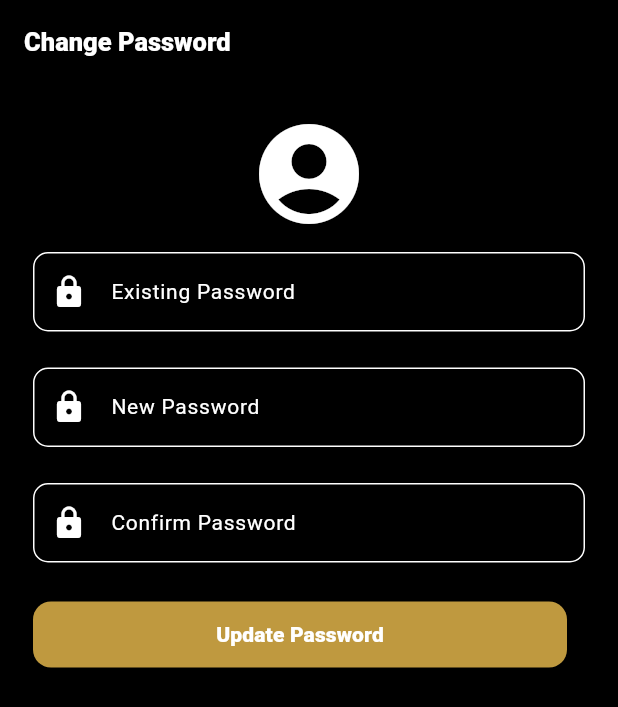
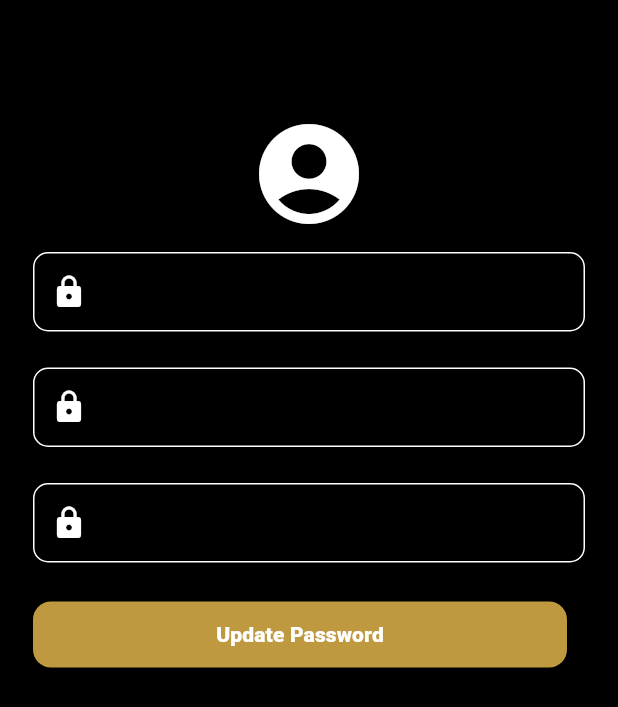
Before and after one commit to krishna9917/Me, a Flutter app: the ChangePassword screen opened directly, on a phone screen of 412 x 824 dp. Shown: the top 707 px of the screen. Run offline on Flutter 3.47's test engine with Material 3 defaults, Android fonts, the phone set to English and light mode, and no system bars; our stand-ins replace device_info_plus, firebase_core, firebase_messaging, flutter_local_notifications, flutter_riverpod, flutter_spinkit and 6 more; missing offline and left inert: dart:ffi, pretty_http_logger; accounts and stored records are empty; Roboto replaces fonts that are missing (Ubuntu).

Commit message:
Commit by krishna from office

```diff
--- a/lib/Resources/Styles.dart
+++ b/lib/Resources/Styles.dart
@@ -2,13 +2,32 @@ import 'package:flutter/material.dart';
 import 'package:google_fonts/google_fonts.dart';
 
 class Styles {
-  static TextStyle normalText(
-      {double fontSize = 14, Color color = Colors.black, bool isBold = false}) {
+  static TextStyle normalText({
+    required BuildContext context,
+    double fontSize = 14,
+    Color? color,
+    bool isBold = false,
+  }) {
+    // Retrieve the current theme from the context
+    final isDarkTheme = Theme.of(context).brightness == Brightness.dark;
+    final isGoldenTheme = Theme.of(context).primaryColor == Colors.amber;
+
+    // Set the default color based on the theme
+    Color defaultColor;
+    if (isGoldenTheme) {
+      defaultColor = Colors.amber;
+    } else if (isDarkTheme) {
+      defaultColor = Colors.white;
+    } else {
+      defaultColor = Colors.black;
+    }
 
     return GoogleFonts.ubuntu(
-        textStyle: TextStyle(
-            fontSize: fontSize,
-            color: color,
-            fontWeight: isBold ? FontWeight.w800 : FontWeight.normal));
+      textStyle: TextStyle(
+        fontSize: fontSize,
+        color: color ?? defaultColor,
+        fontWeight: isBold ? FontWeight.w800 : FontWeight.normal,
+      ),
+    );
   }
 }
--- a/lib/Screen/ChangePassword.dart
+++ b/lib/Screen/ChangePassword.dart
@@ -9,7 +9,7 @@ import '../Resources/Styles.dart';
 import '../Utils/Colors.dart';
 
 class ChangePassword extends StatefulWidget {
-  bool isComingFromAccount = false;
+  final bool isComingFromAccount;
 
   // Constructor
   ChangePassword({Key? key, required this.isComingFromAccount})
@@ -55,9 +55,14 @@ class _ChangePasswordState extends State<ChangePassword> {
       backgroundColor: Colors.black,
       appBar: AppBar(
         backgroundColor: Colors.black,
-          title: Text(Strings.changePassword,
+        title: Text(
+          Strings.changePassword,
           style: Styles.normalText(
-                  color: Colors.white, fontSize: 17, isBold: true)),
+            context: context,
+            fontSize: 17,
+            isBold: true,
+          ),
+        ),
       ),
       body: SingleChildScrollView(
         child: Form(
@@ -71,16 +76,19 @@ class _ChangePasswordState extends State<ChangePassword> {
                   children: [
                     10.height,
                     const Center(
-                          child: Icon(Icons.account_circle,
-                              size: 80, color: Colors.white)),
+                      child: Icon(
+                        Icons.account_circle,
+                        size: 80,
+                        color: Colors.white,
+                      ),
+                    ),
                     Padding(
                       padding: const EdgeInsets.all(12.0),
                       child: TextFormField(
                         decoration: InputDecoration(
                           hintText: Strings.existingPassword,
-                            hintStyle: Styles.normalText(color: Colors.white),
-                            prefixIcon:
-                                const Icon(Icons.lock, color: Colors.white),
+                          hintStyle: Styles.normalText(context: context),
+                          prefixIcon: const Icon(Icons.lock, color: Colors.white),
                           border: OutlineInputBorder(
                             borderRadius: BorderRadius.circular(10.0),
                           ),
@@ -95,7 +103,7 @@ class _ChangePasswordState extends State<ChangePassword> {
                                 color: Colors.white, width: 1.0),
                           ),
                         ),
-                          style: Styles.normalText(color: Colors.white),
+                        style: Styles.normalText(context: context),
                         validator: (value) {
                           if (value == null || value.trim().isEmpty) {
                             return Strings.existingPasswordRequired;
@@ -112,9 +120,8 @@ class _ChangePasswordState extends State<ChangePassword> {
                       child: TextFormField(
                         decoration: InputDecoration(
                           hintText: Strings.newPassword,
-                            hintStyle: Styles.normalText(color: Colors.white),
-                            prefixIcon:
-                                const Icon(Icons.lock, color: Colors.white),
+                          hintStyle: Styles.normalText(context: context),
+                          prefixIcon: const Icon(Icons.lock, color: Colors.white),
                           border: OutlineInputBorder(
                             borderRadius: BorderRadius.circular(10.0),
                           ),
@@ -129,7 +136,7 @@ class _ChangePasswordState extends State<ChangePassword> {
                                 color: Colors.white, width: 1.0),
                           ),
                         ),
-                          style: Styles.normalText(color: Colors.white),
+                        style: Styles.normalText(context: context),
                         validator: (value) {
                           if (value == null || value.trim().isEmpty) {
                             return Strings.newPasswordRequired;
@@ -139,7 +146,7 @@ class _ChangePasswordState extends State<ChangePassword> {
                           }
                           return null;
                         },
-                          onChanged: (value) => opw = value,
+                        onChanged: (value) => npw = value,
                       ),
                     ),
                     Padding(
@@ -147,9 +154,8 @@ class _ChangePasswordState extends State<ChangePassword> {
                       child: TextFormField(
                         decoration: InputDecoration(
                           hintText: Strings.confirmPassword,
-                            hintStyle: Styles.normalText(color: Colors.white),
-                            prefixIcon:
-                                const Icon(Icons.lock, color: Colors.white),
+                          hintStyle: Styles.normalText(context: context),
+                          prefixIcon: const Icon(Icons.lock, color: Colors.white),
                           border: OutlineInputBorder(
                             borderRadius: BorderRadius.circular(10.0),
                           ),
@@ -164,7 +170,7 @@ class _ChangePasswordState extends State<ChangePassword> {
                                 color: Colors.white, width: 1.0),
                           ),
                         ),
-                          style: Styles.normalText(color: Colors.white),
+                        style: Styles.normalText(context: context),
                         validator: (value) {
                           if (value == null || value.trim().isEmpty) {
                             return Strings.confirmPasswordRequired;
@@ -199,12 +205,15 @@ class _ChangePasswordState extends State<ChangePassword> {
                           ),
                           child: isLoading
                               ? const CircularProgressIndicator(
-                                    valueColor: AlwaysStoppedAnimation<Color>(
-                                        Colors.white))
+                              valueColor:
+                              AlwaysStoppedAnimation<Color>(Colors.white))
                               : Text(
                             Strings.updatePassword,
                             style: Styles.normalText(
-                                        isBold: true, color: Colors.white),
+                              context: context,
+                              isBold: true,
+                              color: Colors.white,
+                            ),
                           ),
                         ),
                       ),
@@ -215,6 +224,7 @@ class _ChangePasswordState extends State<ChangePassword> {
             ],
           ),
         ),
-        ));
+      ),
+    );
   }
 }
--- a/lib/Screen/SearchScreen.dart
+++ b/lib/Screen/SearchScreen.dart
@@ -60,10 +60,10 @@ class _SearchscreenState extends ConsumerState<Searchscreen> {
         title: TextField(
           controller: _searchController,
           onChanged: searchStock,
-          style: Styles.normalText(color: Colors.white),
+          style: Styles.normalText(context: context,color: Colors.white),
           decoration: InputDecoration(
             hintText: Strings.search,
-            hintStyle: Styles.normalText(color: Colors.white),
+            hintStyle: Styles.normalText(context: context,color: Colors.white),
             border: InputBorder.none,
           ),
         ),
@@ -88,7 +88,7 @@ class _SearchscreenState extends ConsumerState<Searchscreen> {
           : Center(
               child: Text(
                 Strings.dataNotAvailable,
-                style: Styles.normalText(),
+                style: Styles.normalText(context: context,),
               ),
             ),
     );
--- a/lib/Utils/AppBar.dart
+++ b/lib/Utils/AppBar.dart
@@ -61,7 +61,7 @@ class CustomAppBar extends StatelessWidget implements PreferredSizeWidget {
               children: [
                 Text(
                   Strings.areYouSureToClose,
-                  style: Styles.normalText(isBold: true),
+                  style: Styles.normalText(context: context,isBold: true),
                   textAlign: TextAlign.start,
                 ),
                 const SizedBox(height: 20),
@@ -76,7 +76,7 @@ class CustomAppBar extends StatelessWidget implements PreferredSizeWidget {
                       child: Text(
                         Strings.decline.toUpperCase(),
                         style:
-                            Styles.normalText(isBold: true, color: Colors.red),
+                            Styles.normalText(context: context,isBold: true, color: Colors.red),
                       ),
                     ),
                     ElevatedButton(
@@ -96,7 +96,7 @@ class CustomAppBar extends StatelessWidget implements PreferredSizeWidget {
                       },
                       child: Text(
                         Strings.confirm.toUpperCase(),
-                        style: Styles.normalText(isBold: true),
+                        style: Styles.normalText(context: context,isBold: true),
                       ),
                     ),
                   ],
--- a/lib/Utils/HelperFunction.dart
+++ b/lib/Utils/HelperFunction.dart
@@ -34,7 +34,7 @@ class HelperFunction {
       SnackBar(
         content: Text(
           message == null || message == "" ? "Something went wrong" : message,
-          style: Styles.normalText(color: Colors.white),
+          style: Styles.normalText(context: context,color: Colors.white),
         ),
         backgroundColor: type == 2
             ? Colors.green
--- a/lib/Utils/Themepopup.dart
+++ b/lib/Utils/Themepopup.dart
@@ -20,7 +20,7 @@ void showThemeSelectionDialog(BuildContext context, WidgetRef ref) {
               ListTile(
                 title: Text(
                   Strings.lightTheme,
-                  style: Styles.normalText(isBold: true),
+                  style: Styles.normalText(context: context,isBold: true),
                 ),
                 onTap: () {
                   ref.read(appThemeProvider.notifier).state = false;
@@ -31,7 +31,7 @@ void showThemeSelectionDialog(BuildContext context, WidgetRef ref) {
               ListTile(
                 title: Text(
                   Strings.darkTheme,
-                  style: Styles.normalText(isBold: true),
+                  style: Styles.normalText(context: context,isBold: true),
                 ),
                 onTap: () {
                   ref.read(appThemeProvider.notifier).state = true;
@@ -42,7 +42,7 @@ void showThemeSelectionDialog(BuildContext context, WidgetRef ref) {
               ListTile(
                 title: Text(
                   Strings.goldenTheme,
-                  style: Styles.normalText(isBold: true),
+                  style: Styles.normalText(context: context,isBold: true),
                 ),
                 onTap: () {
                   ref.read(appThemeProvider.notifier).state = false;
```
Also changed, not shown: lib/CommonWidget/TradeHistory.dart (+15 -16 lines), lib/CommonWidget/TradeStock.dart (+9 -9 lines), lib/Dialogs/AlertBox.dart (+5 -5 lines), lib/Screen/LoginScreen.dart (+21 -12 lines), lib/Screen/PortfolioScreen.dart (+30 -28 lines), lib/Screen/ProfileScreen.dart (+13 -13 lines), lib/Screen/StockDetailScreen.dart (+14 -14 lines), lib/Screen/TradesScreen.dart (+18 -18 lines), lib/Screen/WalletScreen.dart (+7 -7 lines), lib/Screen/WatchlistScreen.dart (+23 -7 lines), lib/Utils/AppTheme.dart (+6 -8 lines). Lines whose indentation alone changed are shown as unchanged.
